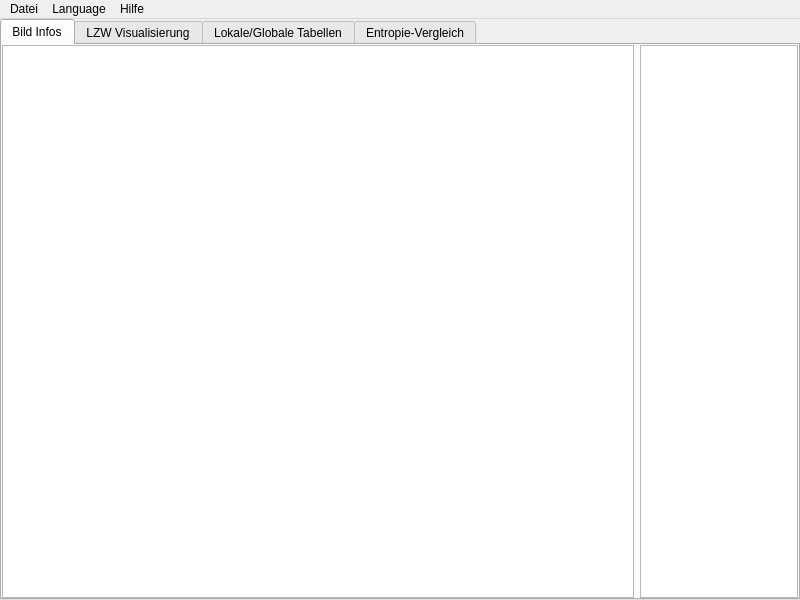
The window that src/gui/mainWindow.ui (Otrin/GIF-LZW) describes before a commit, drawn with Qt 5.
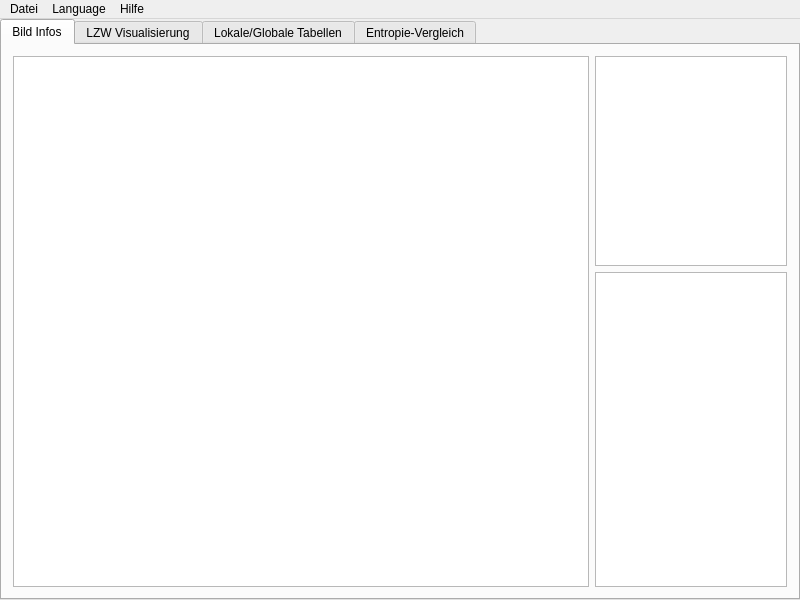
The same window after the commit. The open tabs and pages were chosen to show the change.

Commit message: - added Frame Information Box to the first tab

```diff
--- a/src/gui/mainWindow.ui
+++ b/src/gui/mainWindow.ui
@@ -42,27 +42,12 @@
        <attribute name="title">
         <string>Bild Infos</string>
        </attribute>
-       <layout class="QGridLayout" name="gridLayout_2">
-        <property name="leftMargin">
-         <number>0</number>
-        </property>
-        <property name="topMargin">
-         <number>0</number>
-        </property>
-        <property name="rightMargin">
-         <number>0</number>
-        </property>
-        <property name="bottomMargin">
-         <number>0</number>
-        </property>
-        <property name="spacing">
-         <number>0</number>
-        </property>
-        <item row="0" column="0">
-         <layout class="QHBoxLayout" name="horizontalLayout" stretch="80,20">
-          <item>
-           <widget class="QGraphicsView" name="tab1_graphicsView_1"/>
-          </item>
+       <layout class="QHBoxLayout" name="horizontalLayout" stretch="75,25">
+        <item>
+         <widget class="QGraphicsView" name="tab1_graphicsView_1"/>
+        </item>
+        <item>
+         <layout class="QVBoxLayout" name="verticalLayout" stretch="40,60">
           <item>
            <widget class="QTextEdit" name="tab1_textEdit_1">
             <property name="sizePolicy">
@@ -73,6 +58,9 @@
             </property>
            </widget>
           </item>
+          <item>
+           <widget class="QTextEdit" name="tab1_textEdit_2"/>
+          </item>
          </layout>
         </item>
        </layout>
```
Left out of the diff: 2 changed lines with no effect on the pictures. The commit also changes 2 other files.
